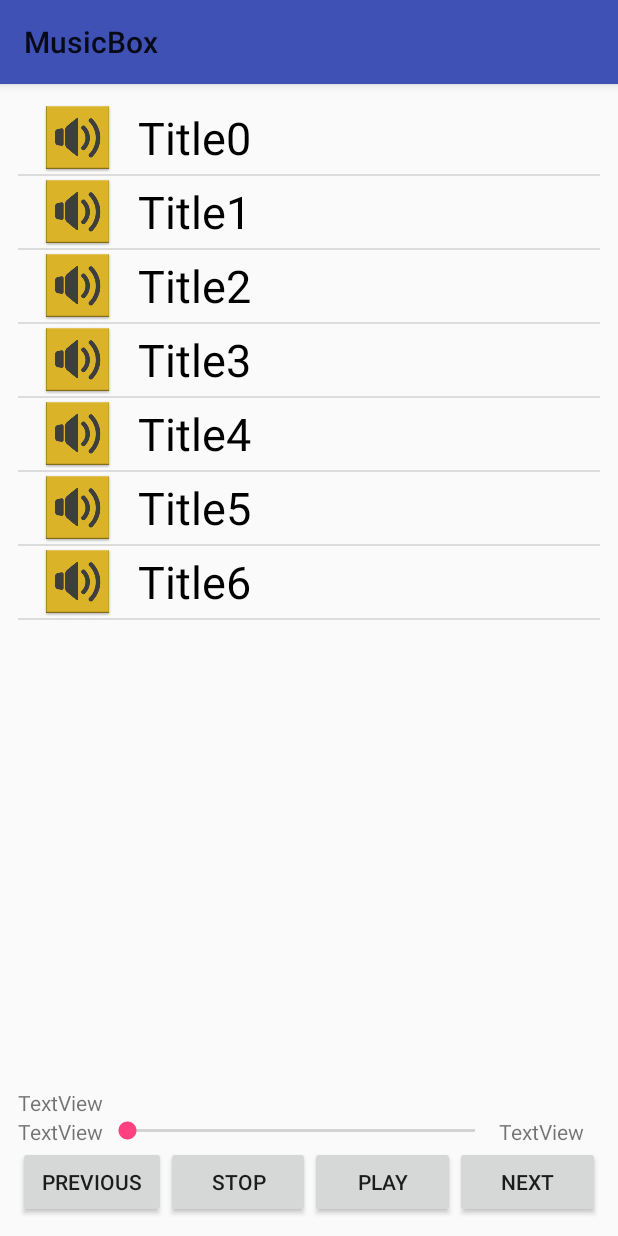
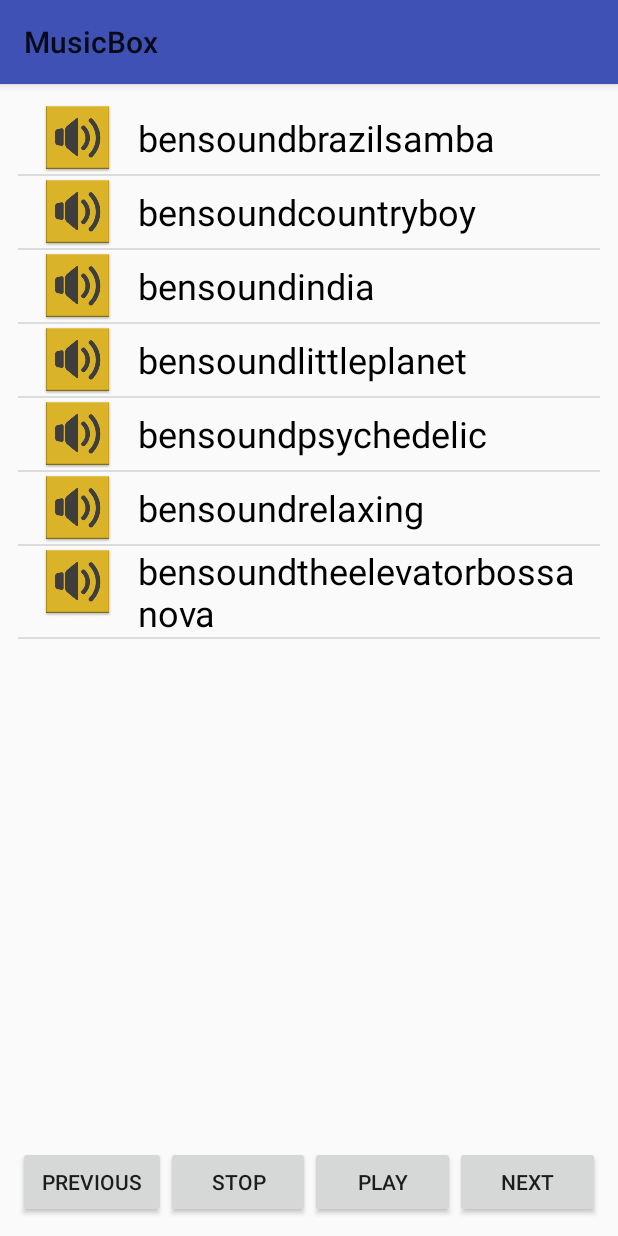
Before and after one commit to pdelmonte/MusicBox, an Android app: the screen it shows after launch (PlayerActivity), on a phone screen of 412 x 824 dp. Run offline under Robolectric (Android 15) with nearby library versions, the phone set to English and light mode, and no system bars; 1 statement that could not run was skipped.

Commit message:
Added notificaton and new activity for song description. Cleaned up the code a little bit.

```diff
--- a/app/src/main/java/org/bts/android/musicbox/MyListAdapter.java
+++ b/app/src/main/java/org/bts/android/musicbox/MyListAdapter.java
@@ -34,7 +34,7 @@ public class MyListAdapter extends ArrayAdapter<Item> {
         View rowView = mInflater.inflate(R.layout.list_view_row_layout, null);
 
         TextView rowBodyTv = (TextView) rowView.findViewById(R.id.tv_title_row_layout);
-        rowBodyTv.setText(PlayerActivity.getListItem().get(position).getTitle() + position);
+        rowBodyTv.setText(PlayerActivity.getListItem().get(position).getTitle());
 
         return rowView;
     }
--- a/app/src/main/java/org/bts/android/musicbox/PlayerActivity.java
+++ b/app/src/main/java/org/bts/android/musicbox/PlayerActivity.java
@@ -12,12 +12,8 @@ import android.view.View;
 import android.widget.AdapterView;
 import android.widget.Button;
 import android.widget.ListView;
-import android.widget.SeekBar;
 import android.widget.Toast;
-
-import java.io.IOException;
 import java.util.ArrayList;
-import java.util.HashMap;
 import java.util.List;
 
 public class PlayerActivity extends AppCompatActivity implements View.OnClickListener, AdapterView.OnItemClickListener {
@@ -60,13 +56,13 @@ public class PlayerActivity extends AppCompatActivity implements View.OnClickLis
         final Button btnStop = (Button) findViewById(R.id.stop_btn);
         final Button btnNext = (Button) findViewById(R.id.next_btn);
         final Button btnPrev = (Button) findViewById(R.id.prev_btn);
-        final SeekBar seekBar = (SeekBar) findViewById(R.id.seekBar);
+
 
         btnStart.setOnClickListener(this);
         btnStop.setOnClickListener(this);
         btnNext.setOnClickListener(this);
         btnPrev.setOnClickListener(this);
-        seekBar.setClickable(false);
+
 
         //Creating an Array with music files inside the Raw Folder
 
@@ -83,7 +79,7 @@ public class PlayerActivity extends AppCompatActivity implements View.OnClickLis
         //Looping the array created above to create an ArrayList to populate the ListView object in the activity
 
         for (int idx = 0; idx < rawValues.length; idx++) {
-            listItem.add(new Item("", "Title" ,rawValues[idx]));
+            listItem.add(new Item("", this.getResources().getResourceEntryName(rawValues[idx]) ,rawValues[idx]));
         }
 
         final ListView mListView = (ListView) this.findViewById(R.id.song_list_view);
--- a/app/src/main/res/layout/activity_player.xml
+++ b/app/src/main/res/layout/activity_player.xml
@@ -14,23 +14,6 @@
         android:layout_alignParentEnd="true"
         android:layout_alignParentRight="true"
         android:orientation="horizontal">
-
-        <TextView
-            android:id="@+id/tv_time_elapsed"
-            android:layout_width="wrap_content"
-            android:layout_height="wrap_content"
-            android:text="TextView"/>
-
-        <SeekBar
-            android:id="@+id/seekBar"
-            android:layout_width="264dp"
-            android:layout_height="wrap_content"/>
-
-        <TextView
-            android:id="@+id/tv_time_remaining"
-            android:layout_width="wrap_content"
-            android:layout_height="wrap_content"
-            android:text="TextView"/>
 
     </LinearLayout>
 
@@ -70,20 +53,12 @@
             android:text="Next" />
     </LinearLayout>
 
-    <TextView
-        android:id="@+id/tv_song_title"
-        android:layout_width="match_parent"
-        android:layout_height="wrap_content"
-        android:layout_above="@+id/linearLayout"
-        android:layout_centerHorizontal="true"
-        android:text="TextView" />
-
     <ListView
         android:id="@+id/song_list_view"
         android:layout_width="match_parent"
         android:layout_height="match_parent"
         android:layout_alignParentTop="true"
         android:layout_centerHorizontal="true"
-        android:layout_above="@+id/tv_song_title" />
+        android:layout_above="@+id/linearLayout" />
 
 </RelativeLayout>
--- a/app/src/main/res/layout/list_view_row_layout.xml
+++ b/app/src/main/res/layout/list_view_row_layout.xml
@@ -21,7 +21,7 @@
             android:layout_width="match_parent"
             android:layout_height="wrap_content"
             android:text="@string/tv_title_row_text"
-            android:textSize="30sp"
+            android:textSize="24sp"
             android:layout_gravity="center_vertical"
             android:layout_marginLeft="@dimen/tv_row_title_margin"
             android:textColor="@android:color/black"/>
--- a/app/src/main/res/values/strings.xml
+++ b/app/src/main/res/values/strings.xml
@@ -6,4 +6,6 @@
     <string name="pause">||</string>
     <string name="start_btn">Launch Media Player</string>
     <string name="tv_title_row_text">music_name</string>
+    <string name="custom_notify_text_1">teste1</string>
+    <string name="notification_long_text">Lorem ipsum do caralho a quatro!</string>
 </resources>
```
Also changed, not shown: app/src/main/AndroidManifest.xml (+9 -4 lines), app/src/main/java/org/bts/android/musicbox/PlayService.java (+22 -2 lines), app/src/main/java/org/bts/android/musicbox/SongDetailActivity.java (added, +54 -0 lines), app/src/main/res/layout/activity_main.xml (deleted, +0 -15 lines), app/src/main/res/layout/activity_song_detail.xml (added, +37 -0 lines).
